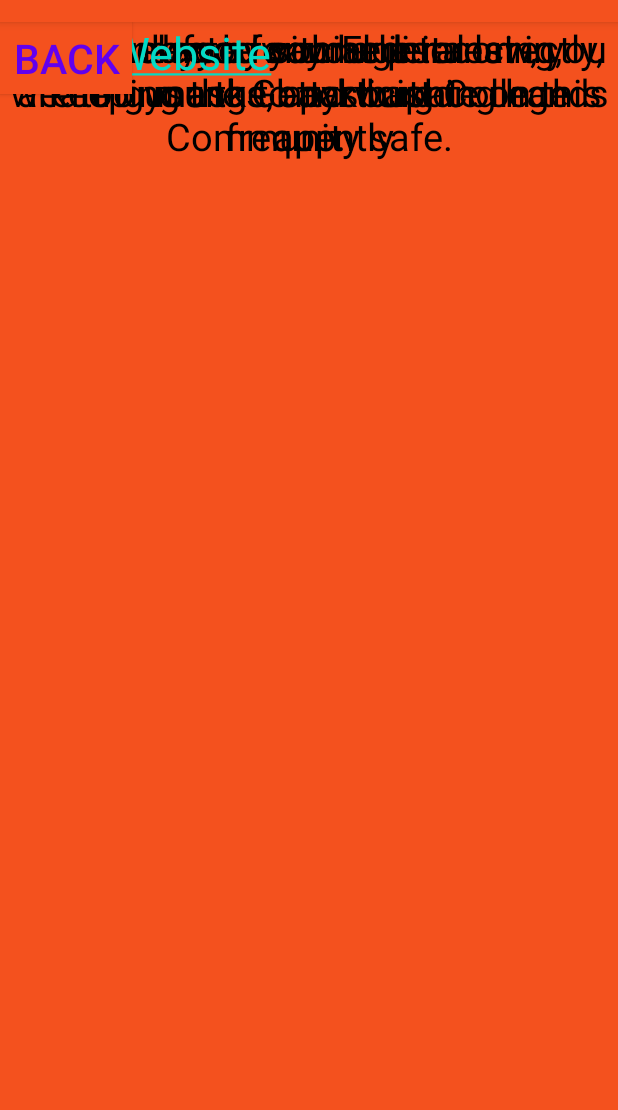
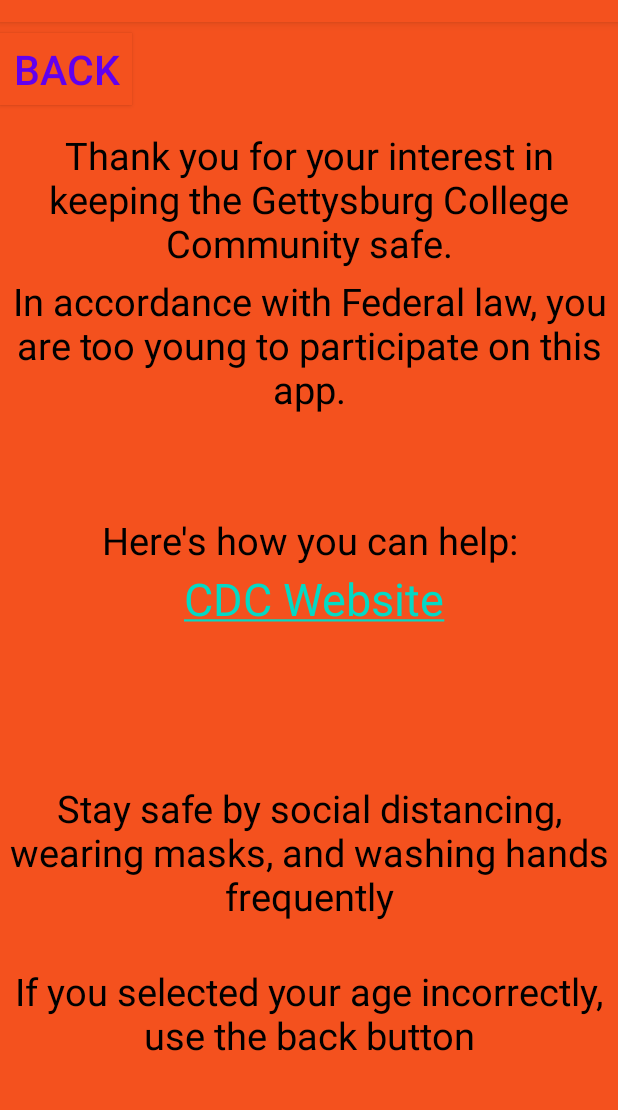
Before and after one commit to DistantaOjha/GBCContactTracing, an Android app: the UnderageActivity screen opened directly, with no data from a screen before it, on a phone screen of 412 x 824 dp, the part 62-1172 px from its top. Run offline under Robolectric (Android 15) with nearby library versions, the phone set to English and light mode, and no system bars.

Commit message:
Added Constraints to Activities

```diff
--- a/app/src/main/res/layout/activity_main.xml
+++ b/app/src/main/res/layout/activity_main.xml
@@ -14,7 +14,7 @@
         android:layout_height="wrap_content"
         android:layout_alignParentBottom="true"
         android:background="?android:attr/windowBackground"
-        app:menu="@menu/bottom_nav_menu"/>
+        app:menu="@menu/bottom_nav_menu" />
 
     <fragment
         android:id="@+id/nav_host_fragment"
--- a/app/src/main/res/layout/activity_underage.xml
+++ b/app/src/main/res/layout/activity_underage.xml
@@ -3,6 +3,7 @@
     xmlns:tools="http://schemas.android.com/tools"
     android:layout_width="match_parent"
     android:layout_height="match_parent"
+    xmlns:app="http://schemas.android.com/apk/res-auto"
     tools:context=".UnderageActivity"
     android:background="#F4511E">
 
@@ -13,9 +14,13 @@
         android:textAlignment="center"
         android:textColor="#000000"
         android:textSize="25dp"
-        tools:ignore="HardcodedText,MissingConstraints,SpUsage"
-        tools:layout_editor_absoluteX="0dp"
-        tools:layout_editor_absoluteY="99dp" />
+        app:layout_constraintBottom_toBottomOf="parent"
+        app:layout_constraintEnd_toEndOf="parent"
+        app:layout_constraintHorizontal_bias="1.0"
+        app:layout_constraintStart_toStartOf="parent"
+        app:layout_constraintTop_toTopOf="parent"
+        app:layout_constraintVertical_bias="0.106"
+        tools:ignore="HardcodedText,SpUsage" />
 
     <TextView
         android:layout_width="match_parent"
@@ -24,9 +29,13 @@
         android:textAlignment="center"
         android:textColor="#000000"
         android:textSize="25dp"
-        tools:layout_editor_absoluteX="0dp"
-        tools:layout_editor_absoluteY="191dp"
-        tools:ignore="HardcodedText,MissingConstraints,SpUsage" />
+        app:layout_constraintBottom_toBottomOf="parent"
+        app:layout_constraintEnd_toEndOf="parent"
+        app:layout_constraintHorizontal_bias="0.0"
+        app:layout_constraintStart_toStartOf="parent"
+        app:layout_constraintTop_toTopOf="parent"
+        app:layout_constraintVertical_bias="0.25"
+        tools:ignore="HardcodedText,SpUsage" />
 
     <TextView
         android:layout_width="wrap_content"
@@ -35,9 +44,12 @@
         android:textAlignment="center"
         android:textColor="#000000"
         android:textSize="25dp"
-        tools:ignore="HardcodedText,MissingConstraints,SpUsage"
-        tools:layout_editor_absoluteX="68dp"
-        tools:layout_editor_absoluteY="328dp" />
+        app:layout_constraintBottom_toBottomOf="parent"
+        app:layout_constraintEnd_toEndOf="parent"
+        app:layout_constraintStart_toStartOf="parent"
+        app:layout_constraintTop_toTopOf="parent"
+        app:layout_constraintVertical_bias="0.447"
+        tools:ignore="HardcodedText,SpUsage" />
 
     <TextView
         android:layout_width="match_parent"
@@ -46,9 +58,13 @@
         android:textAlignment="center"
         android:textColor="#000000"
         android:textSize="25dp"
-        tools:ignore="HardcodedText,MissingConstraints,SpUsage"
-        tools:layout_editor_absoluteX="0dp"
-        tools:layout_editor_absoluteY="480dp" />
+        app:layout_constraintBottom_toBottomOf="parent"
+        app:layout_constraintEnd_toEndOf="parent"
+        app:layout_constraintHorizontal_bias="0.0"
+        app:layout_constraintStart_toStartOf="parent"
+        app:layout_constraintTop_toTopOf="parent"
+        app:layout_constraintVertical_bias="0.751"
+        tools:ignore="HardcodedText,SpUsage" />
 
     <TextView
         android:layout_width="match_parent"
@@ -57,19 +73,29 @@
         android:textAlignment="center"
         android:textColor="#000000"
         android:textSize="25dp"
-        tools:layout_editor_absoluteX="0dp"
-        tools:layout_editor_absoluteY="572dp"
-        tools:ignore="HardcodedText,MissingConstraints,SpUsage" />
+        app:layout_constraintBottom_toBottomOf="parent"
+        app:layout_constraintEnd_toEndOf="parent"
+        app:layout_constraintHorizontal_bias="1.0"
+        app:layout_constraintStart_toStartOf="parent"
+        app:layout_constraintTop_toTopOf="parent"
+        app:layout_constraintVertical_bias="0.893"
+        tools:ignore="HardcodedText,SpUsage" />
 
     <Button
+        android:id="@+id/backButton"
         android:layout_width="wrap_content"
         android:layout_height="wrap_content"
+        android:background="#F4511E"
         android:text="Back"
+        android:textColor="@color/colorPrimary"
         android:textSize="27dp"
-        android:textColor="@color/colorPrimary"
-        android:background="#F4511E"
-        tools:ignore="HardcodedText,MissingConstraints,SpUsage"
-        android:id="@+id/backButton"/>
+        app:layout_constraintBottom_toBottomOf="parent"
+        app:layout_constraintEnd_toEndOf="parent"
+        app:layout_constraintHorizontal_bias="0.0"
+        app:layout_constraintStart_toStartOf="parent"
+        app:layout_constraintTop_toTopOf="parent"
+        app:layout_constraintVertical_bias="0.01"
+        tools:ignore="HardcodedText,SpUsage" />
 
     <TextView
         android:id="@+id/hyperlink"
@@ -77,8 +103,10 @@
         android:layout_height="wrap_content"
         android:text="@string/cdc_hyperlink"
         android:textSize="30dp"
-        tools:ignore="MissingConstraints,SpUsage"
-        tools:layout_editor_absoluteX="107dp"
-        tools:layout_editor_absoluteY="393dp" />
+        tools:ignore="SpUsage"
+        app:layout_constraintStart_toStartOf="parent"
+        app:layout_constraintEnd_toEndOf="parent"
+        app:layout_constraintTop_toTopOf="parent"
+        app:layout_constraintBottom_toBottomOf="parent"/>
 
 </androidx.constraintlayout.widget.ConstraintLayout>
--- a/app/src/main/res/layout/fragment_home.xml
+++ b/app/src/main/res/layout/fragment_home.xml
@@ -11,7 +11,11 @@
         android:layout_height="wrap_content"
         android:id="@+id/homeImage"
         android:src="@drawable/main_screen_noble"
-        tools:ignore="ContentDescription,MissingConstraints" />
+        tools:ignore="ContentDescription,MissingConstraints"
+        app:layout_constraintBottom_toBottomOf="parent"
+        app:layout_constraintEnd_toEndOf="parent"
+        app:layout_constraintStart_toStartOf="parent"
+        app:layout_constraintTop_toTopOf="parent"/>
 
     <Button
         android:id="@+id/scan_bli"
```
Also changed, not shown: app/src/main/res/layout/activity_age.xml (+23 -10 lines), app/src/main/res/layout/activity_intro.xml (+52 -22 lines), app/src/main/res/layout/activity_login.xml (+22 -10 lines).
